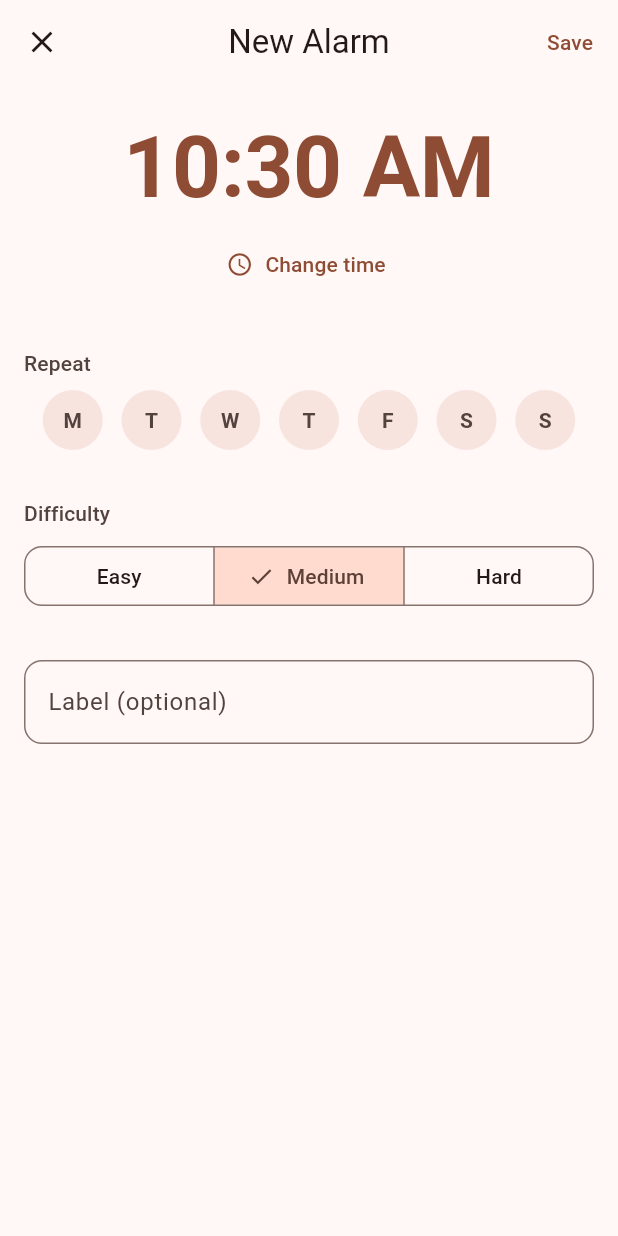
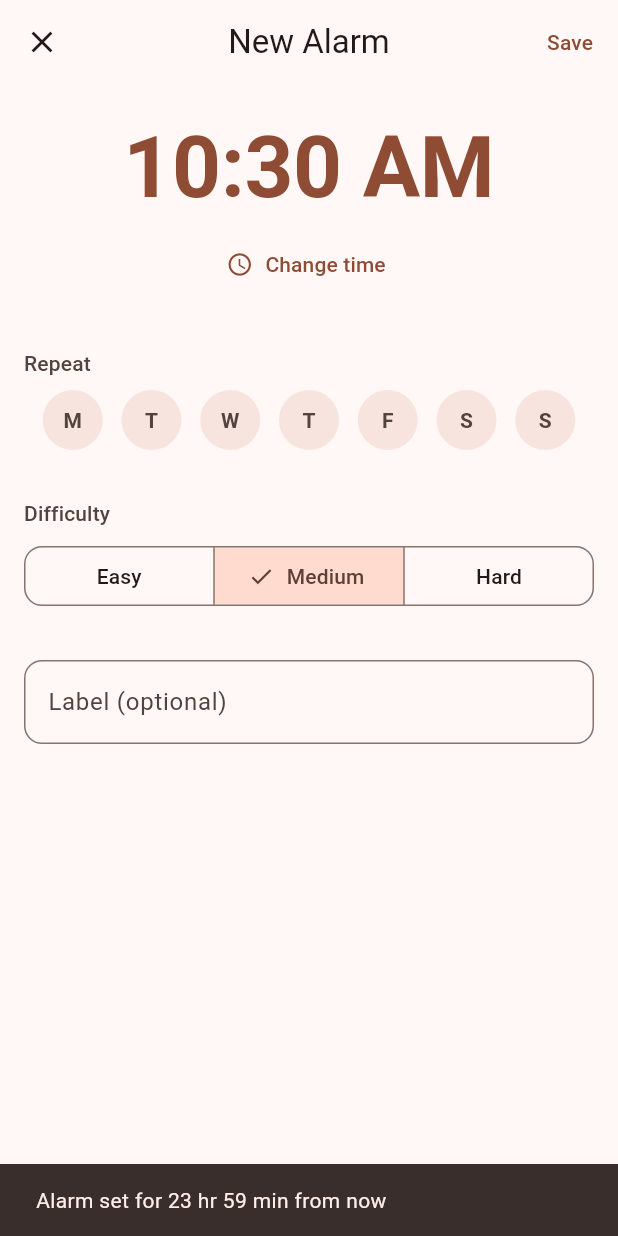
Before and after one commit to KashifKhn/drawbell, a Flutter app: the AlarmEditorScreen screen opened by its route, after a tap on "Save", on a phone screen of 412 x 824 dp. Run offline on Flutter 3.47's test engine with Material 3 defaults, Android fonts, the phone set to English and light mode, and no system bars; our stand-ins replace flutter_local_notifications, flutter_riverpod, flutter_timezone, go_router, just_audio, shared_preferences and 3 more; missing offline and left inert: tflite_flutter; accounts and stored records are empty; project files that could hold a hidden picture were left out.

Commit message:
feat: runtime permissions, snooze button, alarm-set snackbar feedback

```diff
--- a/lib/core/constants.dart
+++ b/lib/core/constants.dart
@@ -33,3 +33,4 @@ const double mercyReduction = 0.10;
 const double canvasStrokeWidth = 4.0;
 const double canvasBorderRadius = 16.0;
 const Duration idleTimeout = Duration(seconds: 30);
+const Duration snoozeDuration = Duration(minutes: 5);
--- a/lib/core/utils.dart
+++ b/lib/core/utils.dart
@@ -1,6 +1,8 @@
 import 'package:flutter/material.dart';
 
 import 'package:intl/intl.dart';
+
+import '../services/alarm_service.dart';
 
 String formatTimeOfDay(TimeOfDay time) {
   final DateTime now = DateTime.now();
@@ -37,3 +39,16 @@ String formatDays(List<int> days) {
 
   return days.map((int d) => weekdays[d]).join(', ');
 }
+
+String formatTimeUntilAlarm(TimeOfDay time, List<int> repeatDays) {
+  final DateTime nextFire = AlarmService.computeNextFireTime(time, repeatDays);
+  final Duration diff = nextFire.difference(DateTime.now());
+
+  final int hours = diff.inHours;
+  final int minutes = diff.inMinutes % 60;
+
+  if (hours == 0 && minutes == 0) return 'Alarm set for less than a minute';
+  if (hours == 0) return 'Alarm set for $minutes min from now';
+  if (minutes == 0) return 'Alarm set for $hours hr from now';
+  return 'Alarm set for $hours hr $minutes min from now';
+}
--- a/lib/main.dart
+++ b/lib/main.dart
@@ -23,6 +23,7 @@ Future<void> main() async {
       _handleNotificationPayload(payload);
     },
   );
+  await notifications.requestPermissions();
 
   runApp(
     ProviderScope(
--- a/lib/screens/alarm_editor/alarm_editor_screen.dart
+++ b/lib/screens/alarm_editor/alarm_editor_screen.dart
@@ -5,6 +5,7 @@ import 'package:go_router/go_router.dart';
 import 'package:uuid/uuid.dart';
 
 import '../../core/constants.dart';
+import '../../core/utils.dart';
 import '../../models/alarm_model.dart';
 import '../../providers/alarm_provider.dart';
 import 'widgets/day_selector.dart';
@@ -73,6 +74,11 @@ class _AlarmEditorScreenState extends ConsumerState<AlarmEditorScreen> {
     } else {
       ref.read(alarmListProvider.notifier).addAlarm(alarm);
     }
+
+    final String message = formatTimeUntilAlarm(_time, _repeatDays);
+    ScaffoldMessenger.of(
+      context,
+    ).showSnackBar(SnackBar(content: Text(message)));
 
     context.pop();
   }
--- a/lib/screens/home/home_screen.dart
+++ b/lib/screens/home/home_screen.dart
@@ -3,6 +3,7 @@ import 'package:flutter/material.dart';
 import 'package:flutter_riverpod/flutter_riverpod.dart';
 import 'package:go_router/go_router.dart';
 
+import '../../core/utils.dart';
 import '../../models/alarm_model.dart';
 import '../../providers/alarm_provider.dart';
 import 'widgets/alarm_card.dart';
@@ -38,6 +39,16 @@ class HomeScreen extends ConsumerWidget {
                   alarm: alarm,
                   onToggle: (_) {
                     ref.read(alarmListProvider.notifier).toggleAlarm(alarm.id);
+                    final bool willEnable = !alarm.isEnabled;
+                    final String message = willEnable
+                        ? formatTimeUntilAlarm(alarm.time, alarm.repeatDays)
+                        : 'Alarm off';
+                    ScaffoldMessenger.of(context).showSnackBar(
+                      SnackBar(
+                        content: Text(message),
+                        duration: const Duration(seconds: 2),
+                      ),
+                    );
                   },
                   onTap: () => context.push('/alarm/${alarm.id}/edit'),
                   onDismissed: () {
```
Also changed, not shown: lib/screens/alarm_ring/alarm_ring_screen.dart (+29 -0 lines), lib/services/notification_service.dart (+13 -0 lines).
